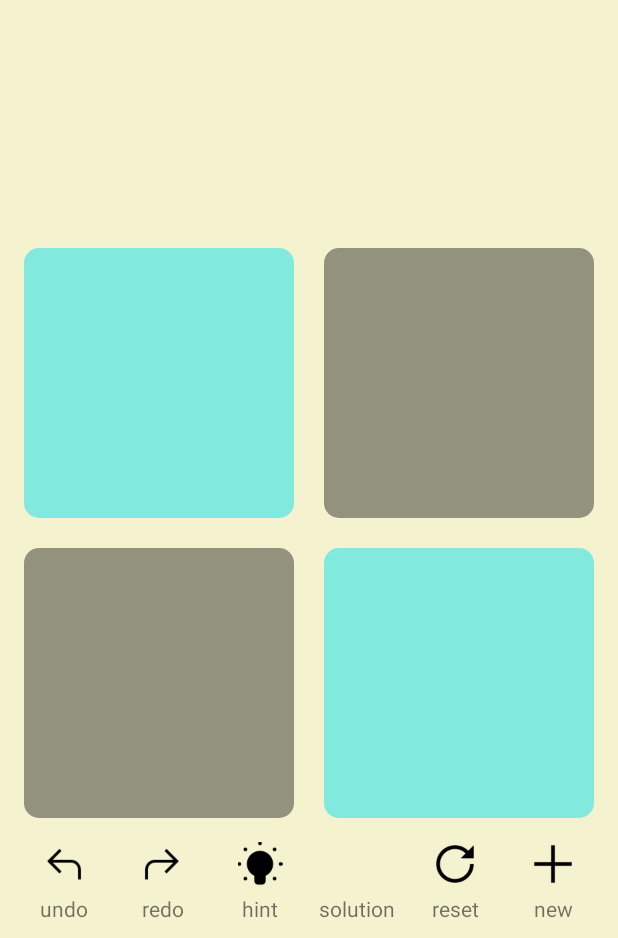
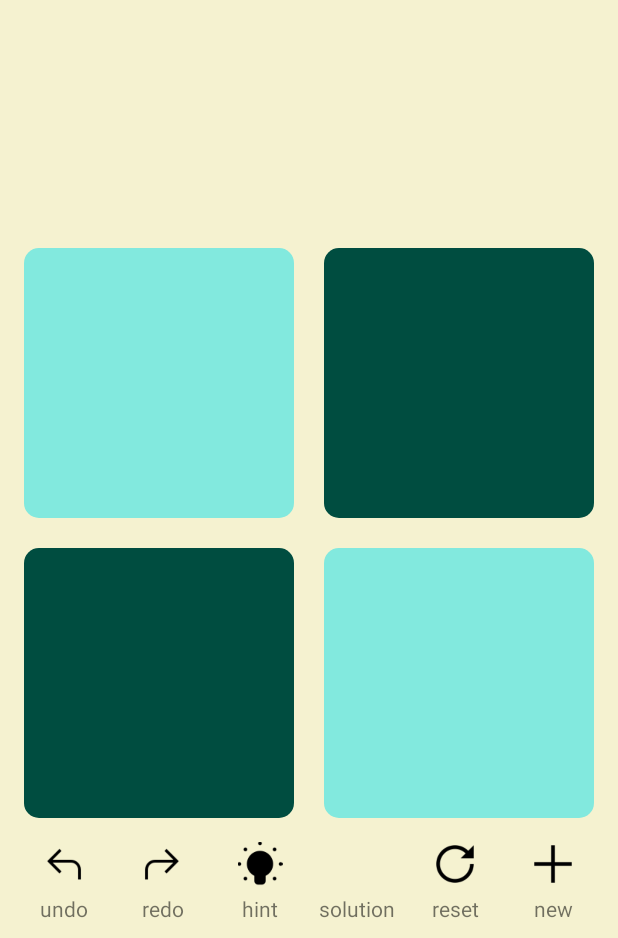
Before and after one commit to hogeleka/lights_out_android, an Android app: the LevelSelectorActivity screen opened directly, with no data from a screen before it, after a tap on an icon or button, on a phone screen of 412 x 824 dp, the part 298-1236 px from its top. Run offline under Robolectric (Android 15) with nearby library versions, the light colour scheme and no system bars; our stand-ins replace data binding.

Commit message:
readded the right off color for bulb

```diff
--- a/app/src/main/res/values/colors.xml
+++ b/app/src/main/res/values/colors.xml
@@ -4,8 +4,7 @@
     <color name="colorPrimaryDark">#00574B</color>
     <color name="colorAccent">#F44336</color>
     <color name="bulb_on_color">#82e9de</color>
-    <color name="bulb_off_color">#66000000</color>
-<!--    <color name="bulb_off_color">#004D40</color>-->
+    <color name="bulb_off_color">#004D40</color>
     <color name="hint_start_color">#81D4FA</color>
     <color name="hint_end_color">#F44336</color>
     <color name="black_overlay">#66000000</color>
```
